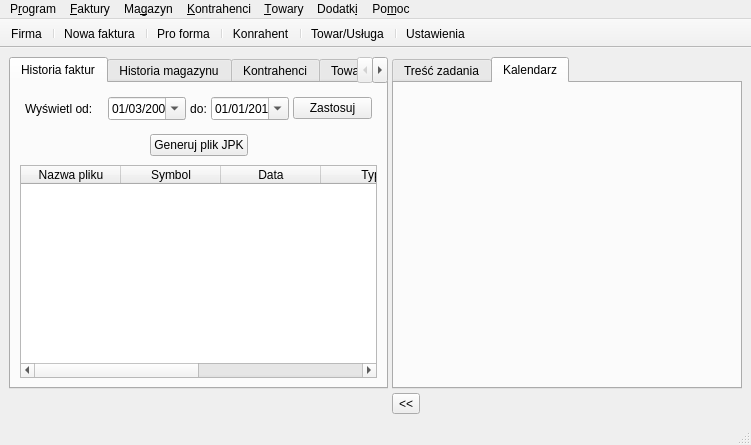
The window that ui/mainwindow.ui (juliagoda/qfaktury) describes before a commit, drawn with Qt 5.
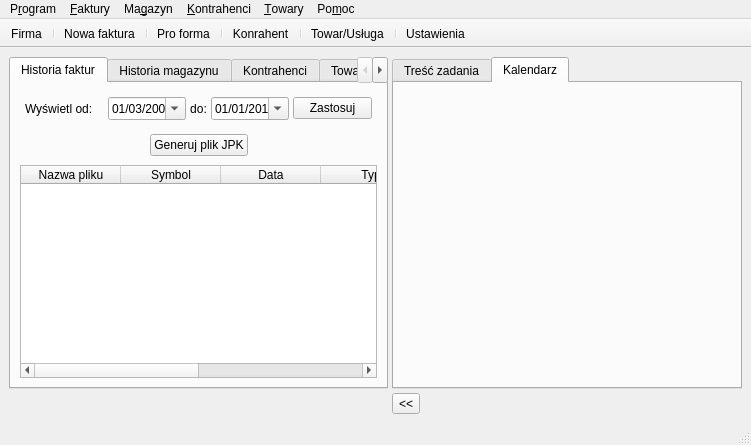
The same window after the commit. Icons and pictures are not drawn.

```diff
--- a/ui/mainwindow.ui
+++ b/ui/mainwindow.ui
@@ -687,7 +687,7 @@
      <x>0</x>
      <y>0</y>
      <width>751</width>
-     <height>30</height>
+     <height>29</height>
     </rect>
    </property>
    <widget class="QMenu" name="plikAct">
@@ -768,14 +768,6 @@
     <addaction name="helpAbout_appAction"/>
     <addaction name="action_Qt"/>
    </widget>
-   <widget class="QMenu" name="menuPlugins">
-    <property name="cursor">
-     <cursorShape>PointingHandCursor</cursorShape>
-    </property>
-    <property name="title">
-     <string>Dodatk&amp;i</string>
-    </property>
-   </widget>
    <widget class="QMenu" name="warehouseMenu">
     <property name="title">
      <string>Ma&amp;gazyn</string>
@@ -791,7 +783,6 @@
    <addaction name="warehouseMenu"/>
    <addaction name="buyersAct"/>
    <addaction name="goodsAct"/>
-   <addaction name="menuPlugins"/>
    <addaction name="helpAct"/>
    <addaction name="separator"/>
   </widget>
```
Left out of the diff: 2 changed lines with no effect on the pictures.
